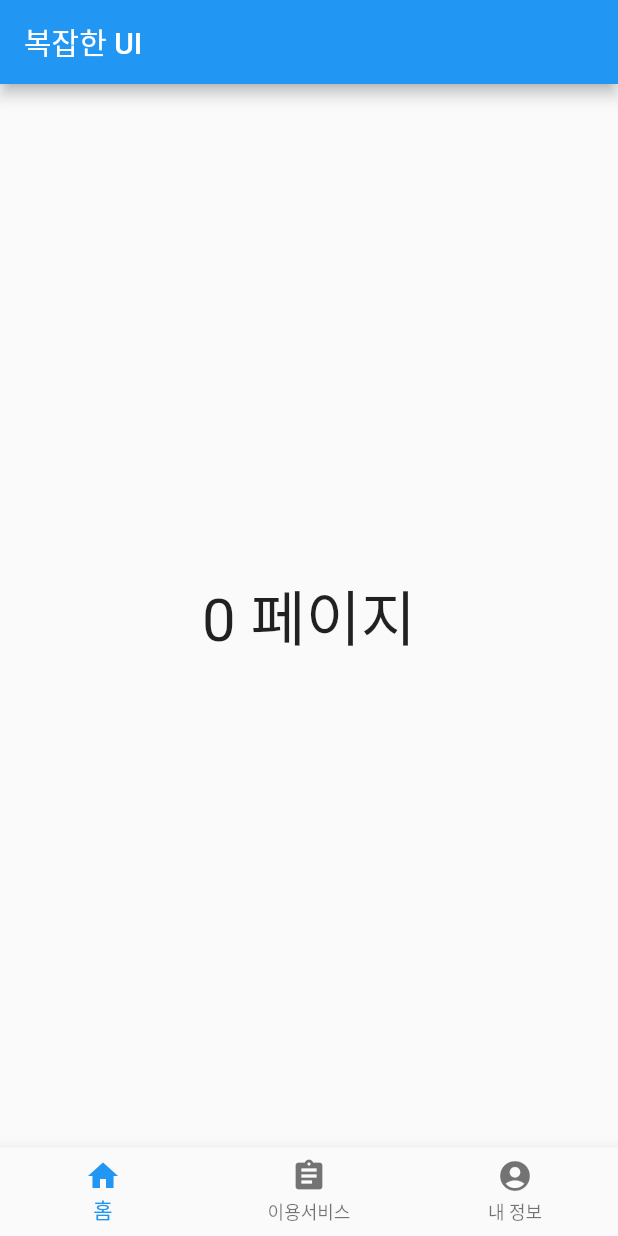
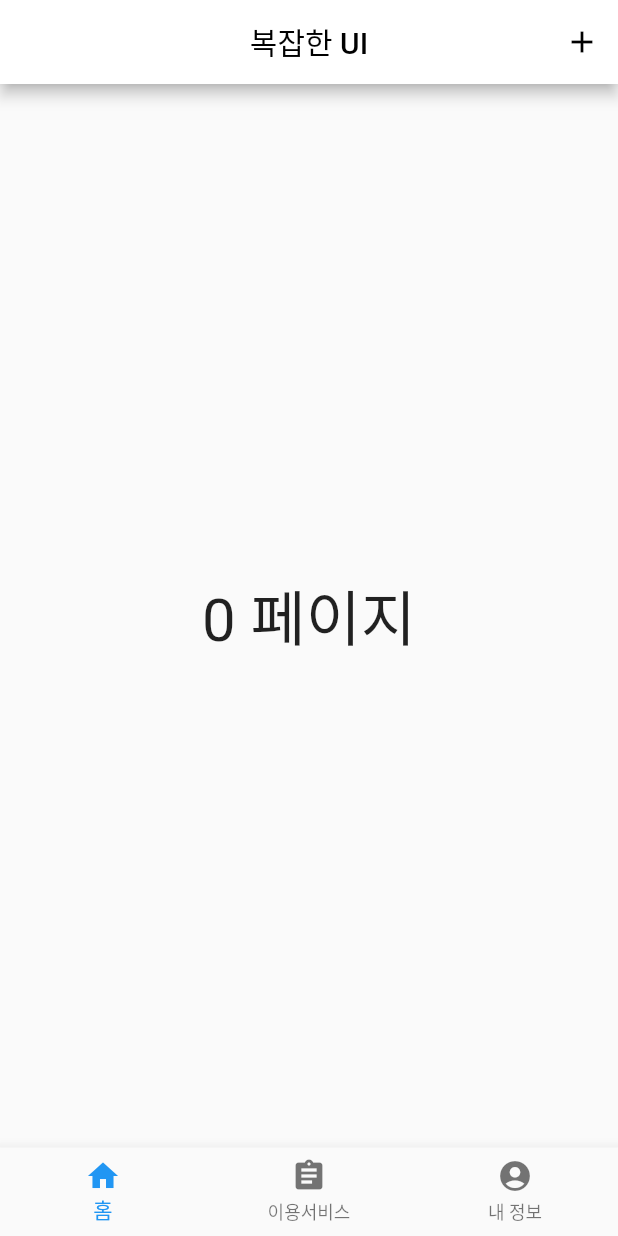
Before and after one commit to isGeekCode/dashboard_etude, a Flutter app: the screen it shows after launch, on a phone screen of 412 x 824 dp. Run offline on Flutter 3.47's test engine with Material 2 defaults, Android fonts, the phone set to English and light mode, and no system bars.

Commit message:
AppBar 위젯 수정,오른쪽에 메뉴 추가

```diff
--- a/board_study/lib/main.dart
+++ b/board_study/lib/main.dart
@@ -5,7 +5,7 @@ void main() {
   runApp(MyApp());
 }
 
-//시작클래스 . 머티리얼 디자인 앱 생성
+//시작클래스. 머티리얼 디자인 앱 생성
 class MyApp extends StatelessWidget {
   @override
   Widget build(BuildContext context) {
@@ -30,24 +30,47 @@ class MyHomePage extends StatefulWidget {
 class _MyHomePageState extends State<MyHomePage> {
 //화면에 UI를 그리는 메서드. 그려질 위젯을 반환
   var _index = 0; //페이지인덱스 0,1,2
+  //3개의 페이지를 표현할 수 있도록 _index변수를 준비, 각페이지는 0,1,2의 값을 가진다
 
   @override
   Widget build(BuildContext context) {
     return Scaffold(
-      appBar: AppBar(title: Text('복잡한 UI')),
+      //build()메서드에 작성된 Container->Scaffold 위젯으로 수정
+
+      appBar: AppBar(
+        backgroundColor: Colors.white, //배경색을 흰색으로
+        title: Text(
+          '복잡한 UI',
+          style: TextStyle(color: Colors.black), //글자를 검정색으로)
+        ),
+        centerTitle: true, //제목을 한가운데로
+        actions: <Widget>[
+          IconButton(
+            icon: Icon(
+              Icons.add,
+              color: Colors.black,
+            ),
+            onPressed: () {},
+          ),
+        ],
+      ),
+
       body: Center(
         child: Text(
           '$_index 페이지',
           style: TextStyle(fontSize: 40),
         ),
       ),
+
       bottomNavigationBar: BottomNavigationBar(
         onTap: (index) {
-          setSate(() {
-            _index = index;
+          //탭을 클릭하면 onTap 이벤트가 동작하고 선택한 탭의 인덱스전달
+          setState(() {
+            _index = index; //선택된 탭의 인덱스로 _index를 변경
           });
-        },
-        currentIndex: _index,
+        }, //onTap: (index)
+
+        currentIndex: _index, //선택된 인덱스
         items: <BottomNavigationBarItem>[
           BottomNavigationBarItem(
             label: '홈',
```
